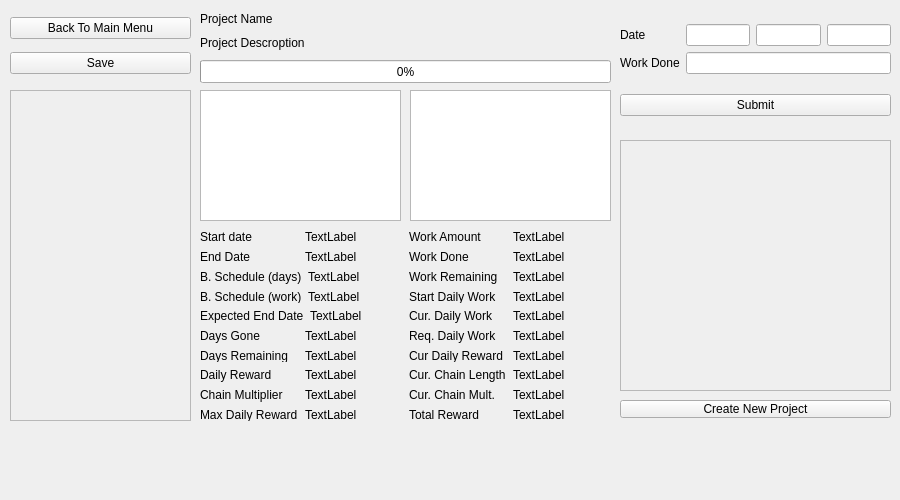
First picture: the form in Projects/projectswindow.ui, repository polub333/ProjectsManager, before the edit.
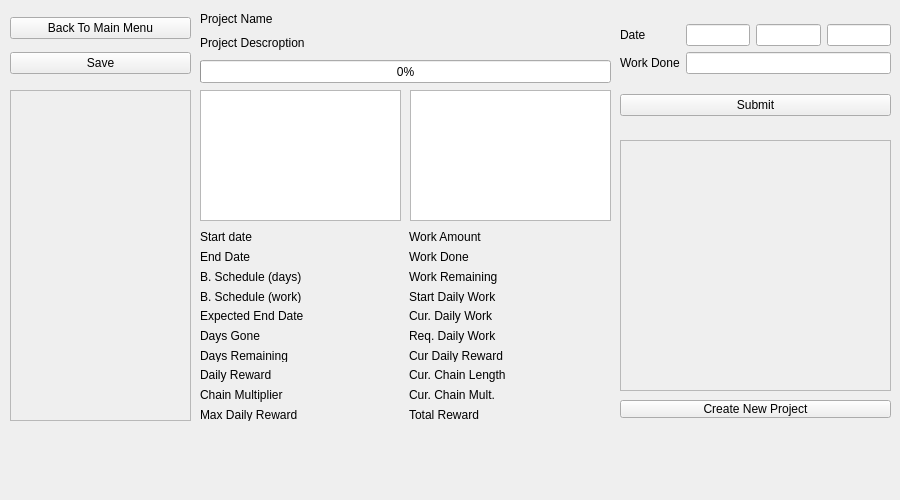
Second picture: the form after the edit.

Commit message: selectedProject is initialized with projects.end() now. Fixed bug with uniting entries from different projects.

The edit to the form file:
```diff
--- a/Projects/projectswindow.ui
+++ b/Projects/projectswindow.ui
@@ -39,7 +39,7 @@
           <item>
            <widget class="QLabel" name="startDateLabel">
             <property name="text">
-             <string>TextLabel</string>
+             <string/>
             </property>
            </widget>
           </item>
@@ -57,7 +57,7 @@
           <item>
            <widget class="QLabel" name="endDateLabel">
             <property name="text">
-             <string>TextLabel</string>
+             <string/>
             </property>
            </widget>
           </item>
@@ -75,7 +75,7 @@
           <item>
            <widget class="QLabel" name="behindScheduleDaysLabel">
             <property name="text">
-             <string>TextLabel</string>
+             <string/>
             </property>
            </widget>
           </item>
@@ -96,7 +96,7 @@
           <item>
            <widget class="QLabel" name="behinScheduleWorkLabel">
             <property name="text">
-             <string>TextLabel</string>
+             <string/>
             </property>
            </widget>
           </item>
@@ -114,7 +114,7 @@
           <item>
            <widget class="QLabel" name="expectedEndDateLabel">
             <property name="text">
-             <string>TextLabel</string>
+             <string/>
             </property>
            </widget>
           </item>
@@ -132,7 +132,7 @@
           <item>
            <widget class="QLabel" name="daysGoneLabel">
             <property name="text">
-             <string>TextLabel</string>
+             <string/>
             </property>
            </widget>
           </item>
@@ -150,7 +150,7 @@
           <item>
            <widget class="QLabel" name="daysRemainingLabel">
             <property name="text">
-             <string>TextLabel</string>
+             <string/>
             </property>
            </widget>
           </item>
@@ -168,7 +168,7 @@
           <item>
            <widget class="QLabel" name="dailyRewardLabel">
             <property name="text">
-             <string>TextLabel</string>
+             <string/>
             </property>
            </widget>
           </item>
@@ -186,7 +186,7 @@
           <item>
            <widget class="QLabel" name="chainMultiplierLabel">
             <property name="text">
-             <string>TextLabel</string>
+             <string/>
             </property>
            </widget>
           </item>
@@ -204,7 +204,7 @@
           <item>
            <widget class="QLabel" name="maxDailyRewardLabel">
             <property name="text">
-             <string>TextLabel</string>
+             <string/>
             </property>
            </widget>
           </item>
@@ -226,7 +226,7 @@
           <item>
            <widget class="QLabel" name="workAmountLabel">
             <property name="text">
-             <string>TextLabel</string>
+             <string/>
             </property>
            </widget>
           </item>
@@ -244,7 +244,7 @@
           <item>
            <widget class="QLabel" name="workDoneLabel">
             <property name="text">
-             <string>TextLabel</string>
+             <string/>
             </property>
            </widget>
           </item>
@@ -262,7 +262,7 @@
           <item>
            <widget class="QLabel" name="workRemainingLabel">
             <property name="text">
-             <string>TextLabel</string>
+             <string/>
             </property>
            </widget>
           </item>
@@ -280,7 +280,7 @@
           <item>
            <widget class="QLabel" name="startDailyWorkLabel">
             <property name="text">
-             <string>TextLabel</string>
+             <string/>
             </property>
            </widget>
           </item>
@@ -298,7 +298,7 @@
           <item>
            <widget class="QLabel" name="currentDailyWorkLabel">
             <property name="text">
-             <string>TextLabel</string>
+             <string/>
             </property>
            </widget>
           </item>
@@ -316,7 +316,7 @@
           <item>
            <widget class="QLabel" name="requiredDailyWorkLabel">
             <property name="text">
-             <string>TextLabel</string>
+             <string/>
             </property>
            </widget>
           </item>
@@ -334,7 +334,7 @@
           <item>
            <widget class="QLabel" name="currentDailyRewardLabel">
             <property name="text">
-             <string>TextLabel</string>
+             <string/>
             </property>
            </widget>
           </item>
@@ -352,7 +352,7 @@
           <item>
            <widget class="QLabel" name="currentChainLengthLabel">
             <property name="text">
-             <string>TextLabel</string>
+             <string/>
             </property>
            </widget>
           </item>
@@ -370,7 +370,7 @@
           <item>
            <widget class="QLabel" name="currentChainMultiplierLabel">
             <property name="text">
-             <string>TextLabel</string>
+             <string/>
             </property>
            </widget>
           </item>
@@ -388,7 +388,7 @@
           <item>
            <widget class="QLabel" name="totalRewardLabel">
             <property name="text">
-             <string>TextLabel</string>
+             <string/>
             </property>
            </widget>
           </item>
```
The commit also changes 1 other file.
